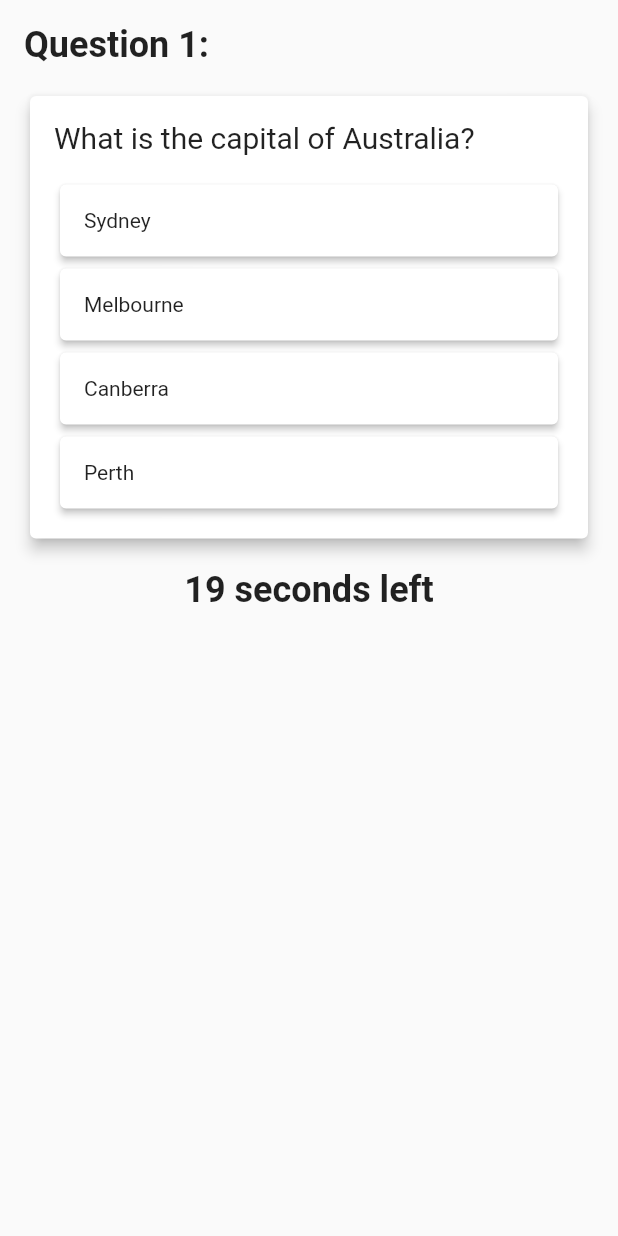
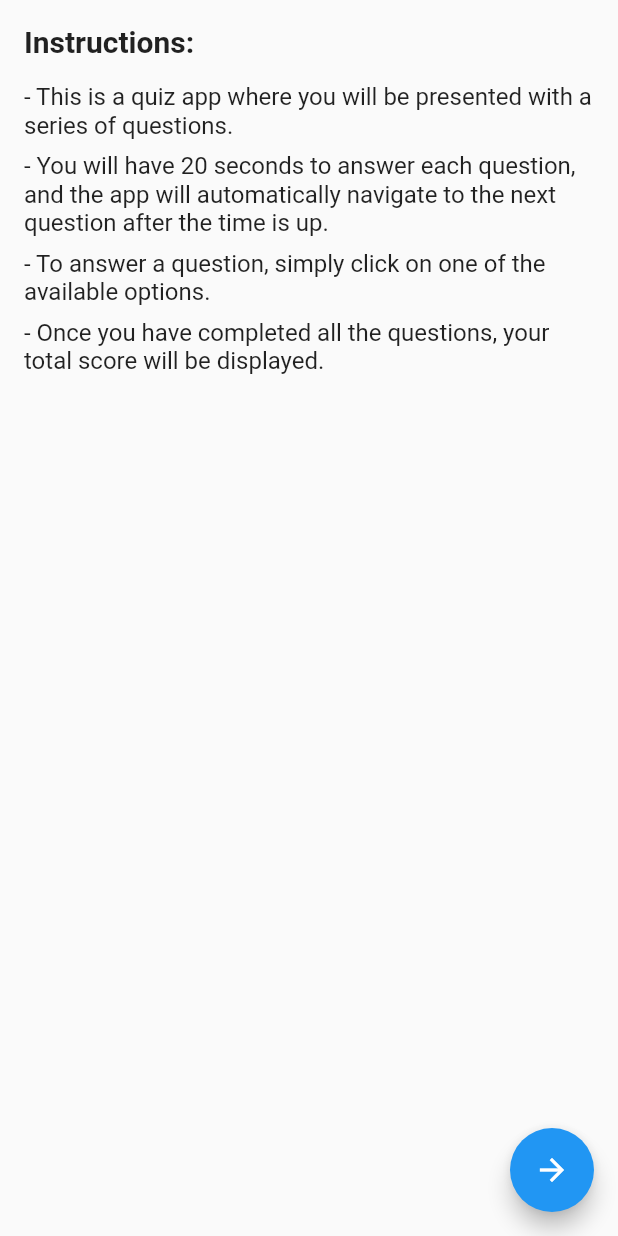
Before and after one commit to andthens/Quiz, a Flutter app: the screen it shows after launch, after a tap on "Login", on a phone screen of 412 x 824 dp. Run offline on Flutter 3.47's test engine with Material 2 defaults, Android fonts, the phone set to English and light mode, and no system bars.

Commit message:
Added Instruction Screen

```diff
--- /dev/null
+++ b/quiz/lib/Screens/Instructions.dart
@@ -0,0 +1,56 @@
+import 'package:flutter/material.dart';
+
+import 'Landing.dart';
+
+class InstructionScreen extends StatelessWidget {
+  @override
+  Widget build(BuildContext context) {
+    return Scaffold(
+      body: Padding(
+        padding: const EdgeInsets.all(16.0),
+        child: Column(
+          crossAxisAlignment: CrossAxisAlignment.start,
+          children: const [
+            Text(
+              'Instructions:',
+              style: TextStyle(
+                fontSize: 20.0,
+                fontWeight: FontWeight.bold,
+              ),
+            ),
+            SizedBox(height: 16.0),
+            Text(
+              '- This is a quiz app where you will be presented with a series of questions.',
+              style: TextStyle(fontSize: 16.0),
+            ),
+            SizedBox(height: 8.0),
+            Text(
+              '- You will have 20 seconds to answer each question, and the app will automatically navigate to the next question after the time is up.',
+              style: TextStyle(fontSize: 16.0),
+            ),
+            SizedBox(height: 8.0),
+            Text(
+              '- To answer a question, simply click on one of the available options.',
+              style: TextStyle(fontSize: 16.0),
+            ),
+            SizedBox(height: 8.0),
+            Text(
+              '- Once you have completed all the questions, your total score will be displayed.',
+              style: TextStyle(fontSize: 16.0),
+            ),
+          ],
+
+        ),
+      ),
+      floatingActionButton: FloatingActionButton(
+        onPressed: () {
+          Navigator.push(
+            context,
+            MaterialPageRoute(builder: (context) => QuizPage()),
+          );
+        },
+        child: Icon(Icons.arrow_forward),
+      ),
+    );
+  }
+}
--- a/quiz/lib/Screens/Login.dart
+++ b/quiz/lib/Screens/Login.dart
@@ -1,5 +1,5 @@
 import 'package:flutter/material.dart';
-import 'Landing.dart';
+import 'Instructions.dart';
 
 class LoginScreen extends StatefulWidget {
   @override
@@ -82,7 +82,7 @@ class _LoginScreenState extends State<LoginScreen> {
                      onPressed: () {
     Navigator.push(
       context,
-      MaterialPageRoute(builder: (context) => QuizPage()),
+      MaterialPageRoute(builder: (context) => InstructionScreen()),
     );
   },
                     child: const Padding(
```
